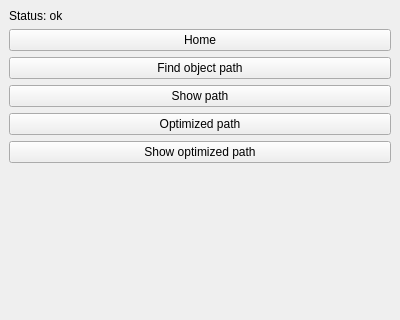
martinjakobsgaard/dual-robots, file plugin/src/DualRobotPlugin.ui: the form before one commit; both pictures show x 0 to 400 and y 0 to 320 of the 400 by 479 pixel window.
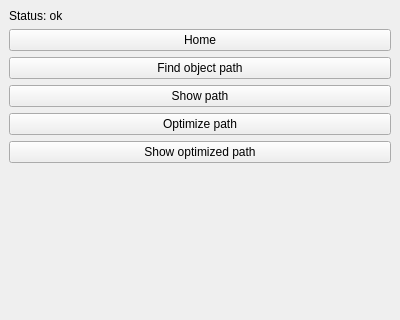
The form after the commit.

Commit message: Corrected one word

```diff
--- a/plugin/src/DualRobotPlugin.ui
+++ b/plugin/src/DualRobotPlugin.ui
@@ -52,7 +52,7 @@
     <item>
      <widget class="QPushButton" name="ui_optimize_path_button">
       <property name="text">
-       <string>Optimized path</string>
+       <string>Optimize path</string>
       </property>
      </widget>
     </item>
```
